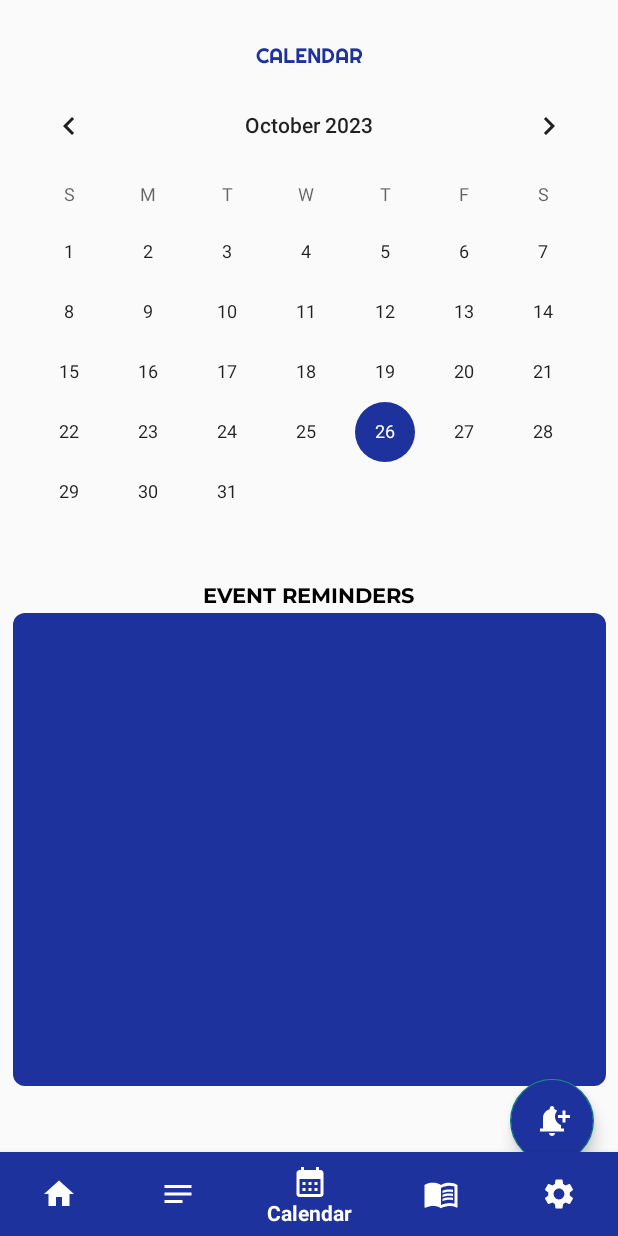
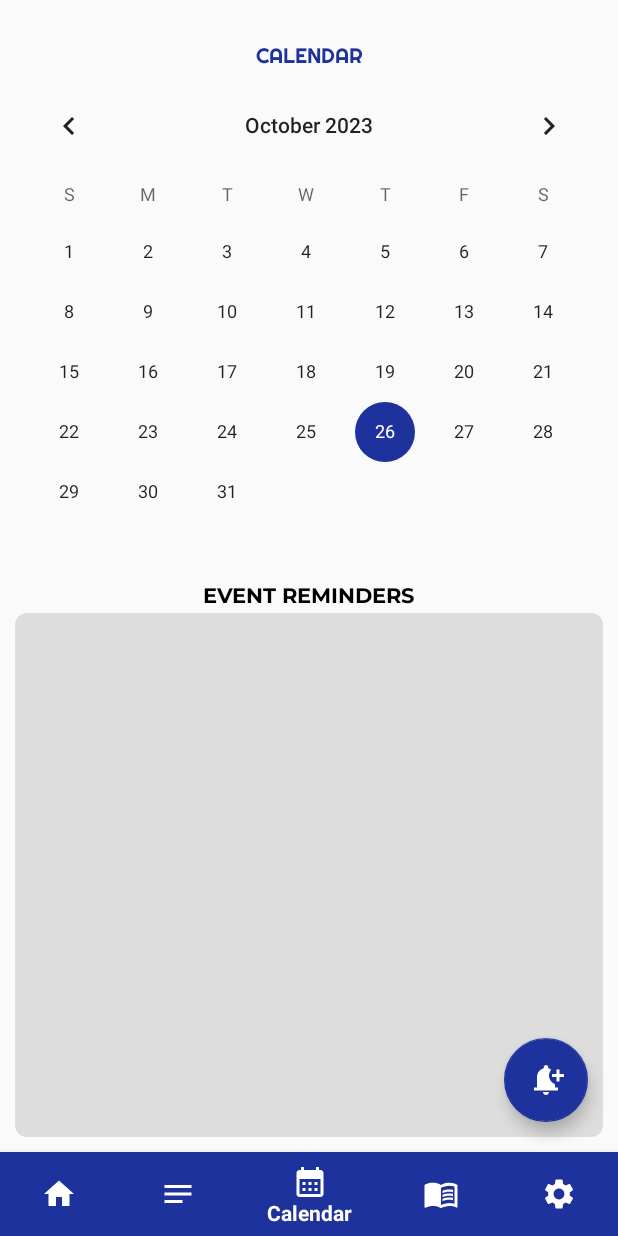
Before and after one commit to nkkdstrj/RC-Student-Diary, an Android app: the screen it shows after launch once a user with an empty profile is signed in (MainActivity), item 3 of the bottom bar chosen, on a phone screen of 412 x 824 dp. Run offline under Robolectric (Android 15) with nearby library versions, the phone set to English and light mode, and no system bars; our stand-ins replace Firebase (no records; nobody signed in at launch, a user with empty details on screens opened directly); libraries missing offline, so code that uses them is left out: com.itextpdf.text.

Commit message:
RESPONSIVE CODE IMPROVEMENT

```diff
--- a/app/src/main/res/layout/fragment_calendar.xml
+++ b/app/src/main/res/layout/fragment_calendar.xml
@@ -32,29 +32,34 @@
         app:layout_constraintTop_toBottomOf="@+id/textView3"
         android:theme="@style/TimePickerTheme"/>
 
-    <!-- Customized Floating Action Button with Add Symbol -->
 
     <com.google.android.material.floatingactionbutton.FloatingActionButton
         android:id="@+id/addButton"
         android:layout_width="wrap_content"
         android:layout_height="wrap_content"
-        android:layout_marginTop="2dp"
-        android:layout_marginEnd="16dp"
-        android:backgroundTint="#1e329d"
+        android:layout_marginEnd="20dp"
+        android:layout_marginBottom="20dp"
+        android:clickable="true"
         android:src="@drawable/baseline_notification_add_24"
+        app:backgroundTint="#1e329d"
         app:layout_constraintBottom_toBottomOf="parent"
         app:layout_constraintEnd_toEndOf="parent"
-        app:layout_constraintTop_toBottomOf="@+id/recyclerView"
-        app:tint="#ffffff" />
+        app:tint = "#ffffff"/>
+
 
     <androidx.recyclerview.widget.RecyclerView
         android:id="@+id/recyclerView"
-        android:layout_width="395dp"
-        android:layout_height="315dp"
+        android:layout_width="match_parent"
+        android:layout_marginLeft="10dp"
+        android:layout_marginRight="10dp"
+        android:layout_height="0dp"
         android:background="@drawable/rounded_shadow_background"
+        android:backgroundTint="#dddddd"
         app:layout_constraintEnd_toEndOf="parent"
         app:layout_constraintStart_toStartOf="parent"
-        app:layout_constraintTop_toBottomOf="@+id/textView7" />
+        app:layout_constraintTop_toBottomOf="@+id/textView7"
+        app:layout_constraintBottom_toBottomOf="parent"
+        android:layout_marginBottom="10dp"/>
 
     <TextView
         android:id="@+id/textView7"
```
Also changed, not shown: app/src/main/java/com/rcdiarycollegedept/rcstudentdiary/SettingsFragment.java (+32 -41 lines), app/src/main/res/layout/fragment_home.xml (+10 -3 lines), app/src/main/res/layout/fragment_notes.xml (+10 -5 lines), app/src/main/res/layout/fragment_settings.xml (+6 -2 lines).
